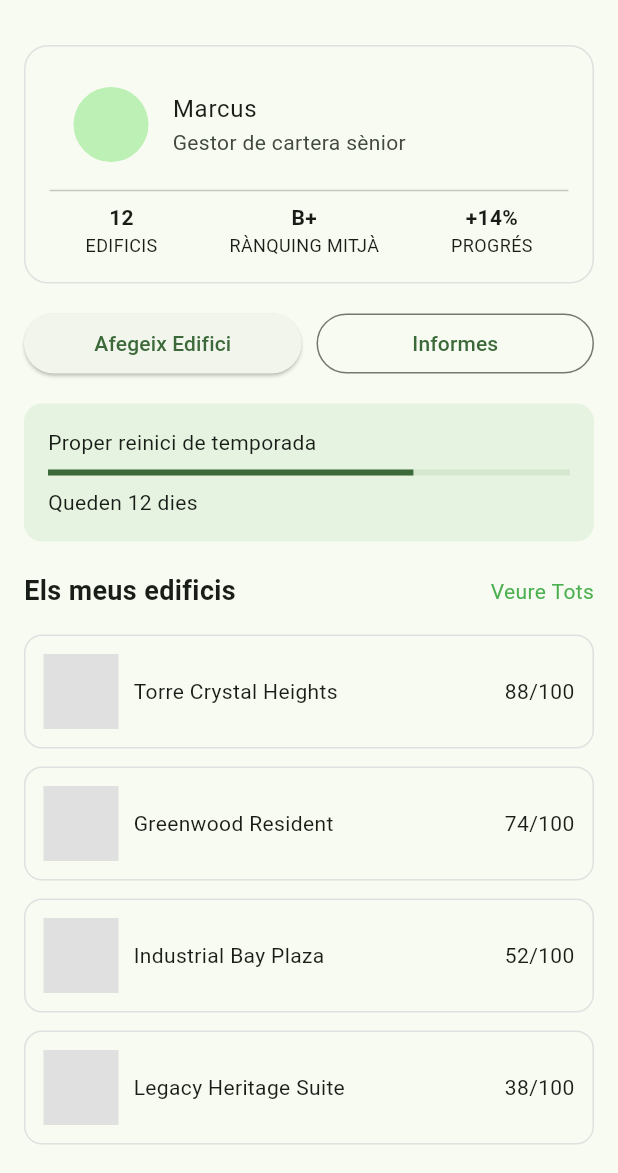
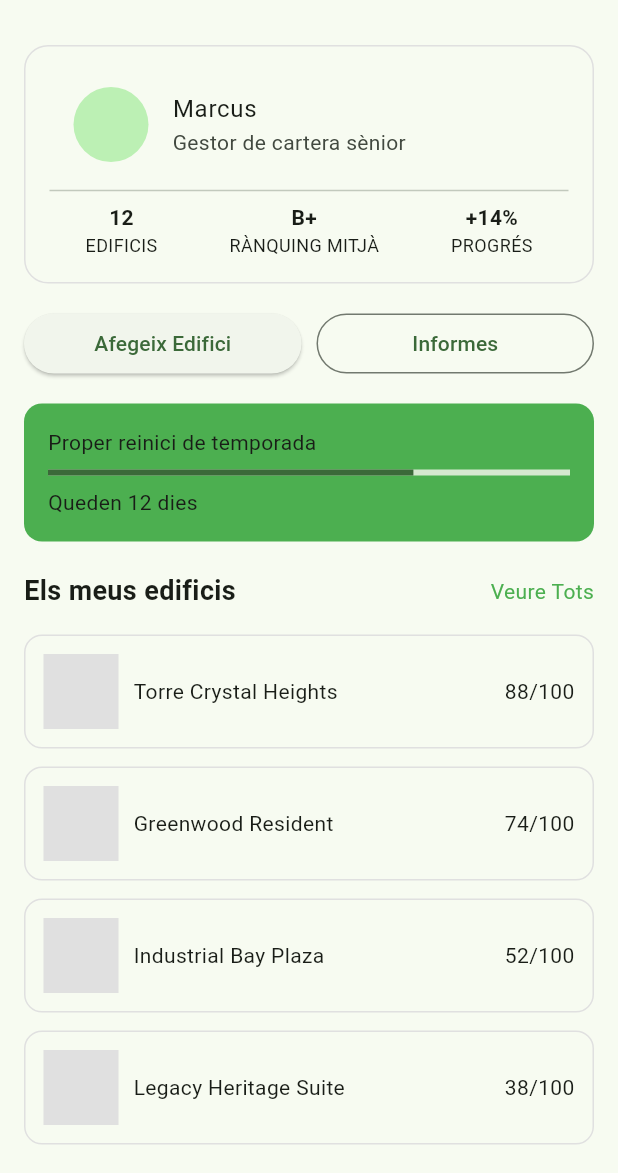
Before and after one commit to pes2526q2-13-gei-upc/FrontEnd-BuildRank, a Flutter app: the ProfileScreen screen opened directly, on a phone screen of 412 x 824 dp, the part 63-1236 px from its top. Run offline on Flutter 3.47's test engine with Material 3 defaults, Android fonts, the phone set to English and light mode, and no system bars.

Commit message:
petita modificació per passar flutter analyze

```diff
--- a/buildrank_mobile/lib/features/profile/presentation/screens/profile_screen.dart
+++ b/buildrank_mobile/lib/features/profile/presentation/screens/profile_screen.dart
@@ -155,7 +155,7 @@ class ProfileScreen extends StatelessWidget {
     return Container(
       padding: const EdgeInsets.all(16),
       decoration: BoxDecoration(
-        color: Colors.green.withOpacity(0.1),
+        color: Colors.green,
         borderRadius: BorderRadius.circular(12),
       ),
       child: const Column(
```
